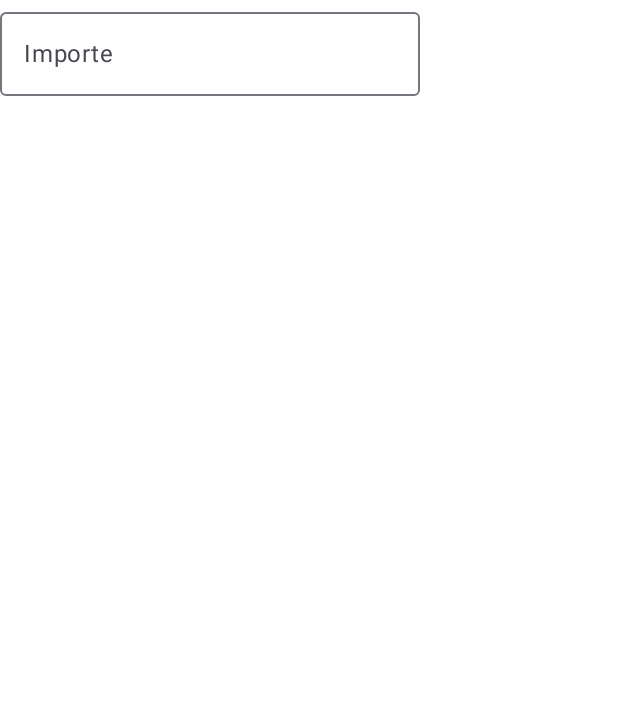
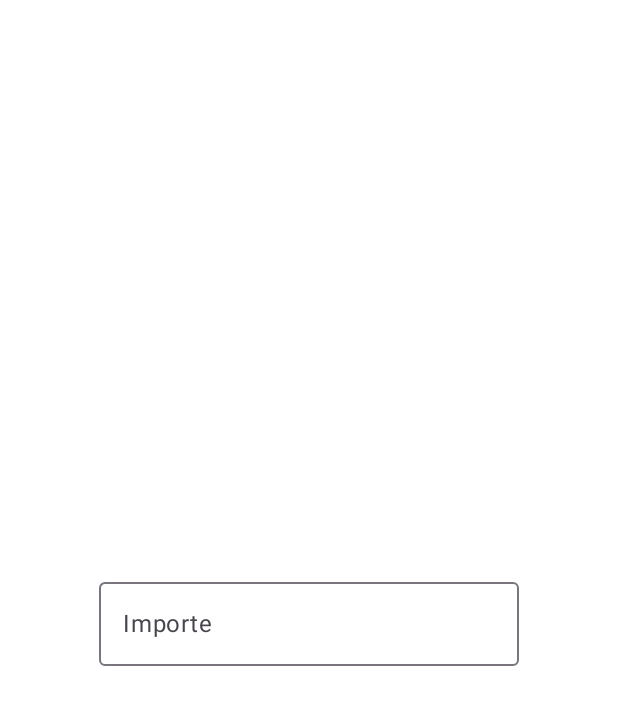
Before and after one commit to guillemulass/Actividades_1_5, an Android app built with Jetpack Compose: the @Preview function Actividad5, on a phone screen of 412 x 824 dp. Shown: the top 705 px of the screen. Run offline under Robolectric (Android 15) with nearby library versions, the phone set to English and light mode, and no system bars.

Commit message:
act5 medio hecha

```diff
--- a/app/src/main/java/com/example/actividades_1_5/screens/Actividades.kt
+++ b/app/src/main/java/com/example/actividades_1_5/screens/Actividades.kt
@@ -163,7 +163,6 @@ Actividad 4:
 Sitúa el TextField en el centro de la pantalla y haz que reemplace el valor de una coma por un punto
 y que no deje escribir más de un punto decimal...
 */
-@Preview(showBackground = true)
 @OptIn(ExperimentalMaterial3Api::class)
 @Composable
 fun Actividad4() {
@@ -193,19 +192,40 @@ fun Actividad4() {
 
 /*
 Actividad 5:
-Haz lo mismo, pero elevando el estado a una función superior y usando un componente OutlinedTextField
-al que debes añadir un padding alrededor de 15 dp y establecer colores diferentes en los bordes
-cuando tenga el foco y no lo tenga.
+Hecho :
 A nivel funcional no permitas que se introduzcan caracteres que invaliden un número decimal.
+
+Por hacer :
+Haz lo mismo, pero elevando el estado a una función superior
+usando un componente OutlinedTextField al que debes añadir un padding alrededor de 15 dp
+y establecer colores diferentes en los bordes cuando tenga el foco y no lo tenga.
+
 */
+@Preview(showBackground = true)
 @OptIn(ExperimentalMaterial3Api::class)
 @Composable
 fun Actividad5() {
     var myVal by rememberSaveable { mutableStateOf("") }
 
-    OutlinedTextField(
-        value = myVal,
-        onValueChange = { myVal = it },
-        label = { Text(text = "Importe") }
-    )
+    Column(
+        modifier = Modifier.fillMaxSize(),
+        verticalArrangement = Arrangement.Center,
+        horizontalAlignment = Alignment.CenterHorizontally
+    ) {
+        OutlinedTextField(
+            value = myVal,
+            onValueChange = { newValue ->
+                val filteredValue = newValue.filter { it.isDigit() || it == '.' || it == ',' }
+
+                val commaChanger = filteredValue.replace(',', '.')
+
+                val dotCounter = commaChanger.count { it == '.' } > 1
+
+                if (!dotCounter){
+                    myVal = commaChanger
+                }
+            },
+            label = { Text(text = "Importe") }
+        )
+    }
 }
```
